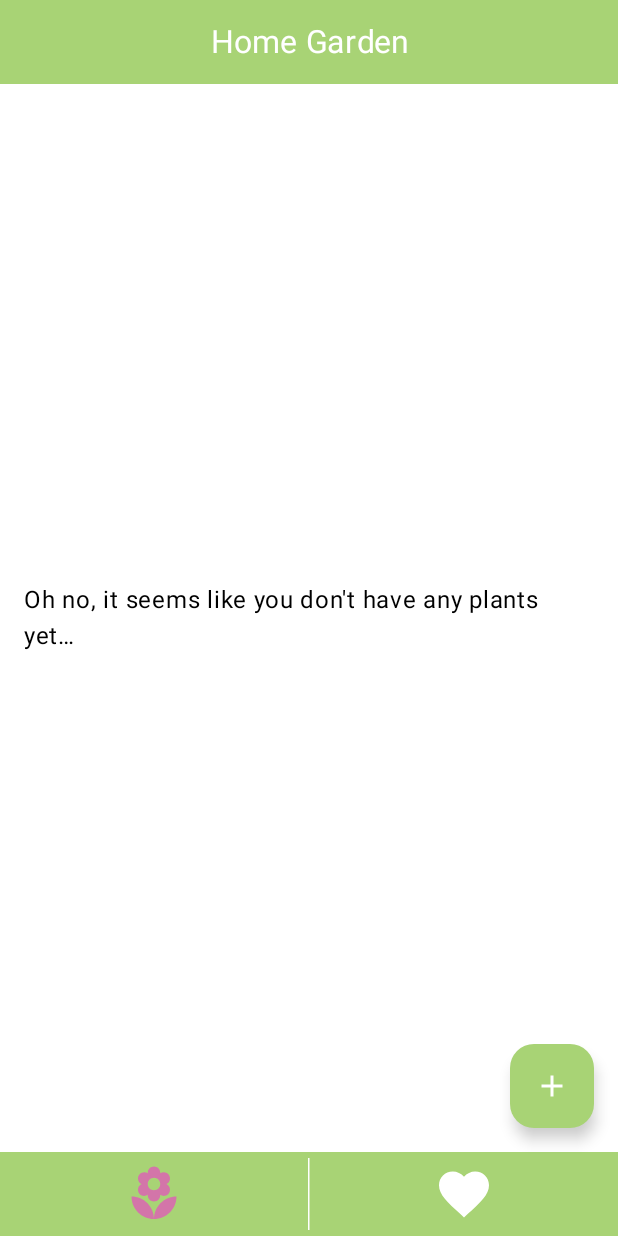
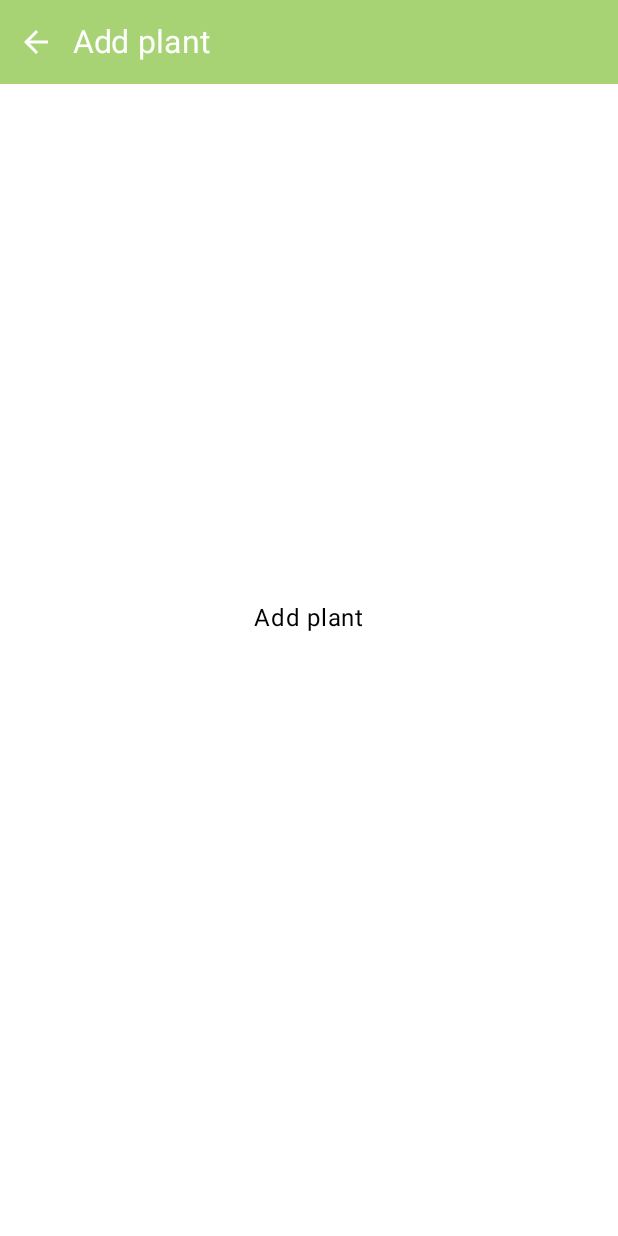
Before and after one commit to k-seb/plants-demo, an Android app built with Jetpack Compose: the screen it shows after launch (MainActivity), after a tap on "Add", on a phone screen of 412 x 824 dp. Run offline under Robolectric (Android 15) with nearby library versions, the light colour scheme and no system bars.

Commit message:
added compose navigation component, declared simple nav graph

```diff
--- a/app/build.gradle.kts
+++ b/app/build.gradle.kts
@@ -69,4 +69,8 @@ dependencies {
 
     //splash screen
     implementation("androidx.core:core-splashscreen:1.0.1")
+
+    //compose navigation
+    implementation ("androidx.navigation:navigation-compose:2.7.7")
+    implementation ("androidx.compose.material:material:1.6.3")
 }
--- a/app/src/main/java/com/seba/plantsorganizer/MainActivity.kt
+++ b/app/src/main/java/com/seba/plantsorganizer/MainActivity.kt
@@ -11,20 +11,24 @@ import androidx.compose.runtime.Composable
 import androidx.compose.ui.Modifier
 import androidx.compose.ui.tooling.preview.Preview
 import androidx.core.splashscreen.SplashScreen.Companion.installSplashScreen
+import androidx.navigation.compose.rememberNavController
 import com.seba.plantsorganizer.ui.screens.MainAppScreen
 import com.seba.plantsorganizer.ui.theme.PlantsOrganizerTheme
 
 class MainActivity : ComponentActivity() {
+
     override fun onCreate(savedInstanceState: Bundle?) {
         installSplashScreen()
         super.onCreate(savedInstanceState)
         setContent {
+            val navController = rememberNavController()
             PlantsOrganizerTheme {
                 // A surface container using the 'background' color from the theme
                 Surface(
                     modifier = Modifier.fillMaxSize(),
                     color = MaterialTheme.colorScheme.background
                 ) {
+                    val nav = rememberNavController()
                     MainAppScreen()
                 }
             }
--- /dev/null
+++ b/app/src/main/java/com/seba/plantsorganizer/ui/components/AddPlantTopBar.kt
@@ -0,0 +1,59 @@
+package com.seba.plantsorganizer.ui.components
+
+import androidx.compose.foundation.background
+import androidx.compose.foundation.layout.Arrangement
+import androidx.compose.foundation.layout.Row
+import androidx.compose.foundation.layout.fillMaxWidth
+import androidx.compose.foundation.layout.height
+import androidx.compose.foundation.layout.statusBarsPadding
+import androidx.compose.foundation.layout.wrapContentHeight
+import androidx.compose.material.icons.Icons
+import androidx.compose.material.icons.automirrored.filled.ArrowBack
+import androidx.compose.material3.Icon
+import androidx.compose.material3.IconButton
+import androidx.compose.material3.Text
+import androidx.compose.runtime.Composable
+import androidx.compose.ui.Alignment
+import androidx.compose.ui.Modifier
+import androidx.compose.ui.res.colorResource
+import androidx.compose.ui.res.dimensionResource
+import androidx.compose.ui.res.stringResource
+import androidx.compose.ui.text.font.FontStyle
+import androidx.compose.ui.text.style.TextAlign
+import androidx.compose.ui.tooling.preview.Preview
+import androidx.compose.ui.unit.sp
+import androidx.navigation.NavHostController
+import androidx.navigation.compose.rememberNavController
+import com.seba.plantsorganizer.R
+
+@Preview(showBackground = true)
+@Composable
+fun AddPlantTopBar(navController: NavHostController = rememberNavController()) {
+    Row(
+        modifier = Modifier
+            .fillMaxWidth()
+            .statusBarsPadding()
+            .height(dimensionResource(id = R.dimen.app_bar_height))
+            .background(color = colorResource(id = R.color.app_main_color))
+            .wrapContentHeight(align = Alignment.CenterVertically),
+        horizontalArrangement = Arrangement.Start, verticalAlignment = Alignment.CenterVertically
+
+    ) {
+        IconButton(onClick = { navController.popBackStack() }) {
+            Icon(
+                Icons.AutoMirrored.Filled.ArrowBack,
+                contentDescription = null,
+                tint = colorResource(
+                    id = R.color.white
+                )
+            )
+        }
+        Text(
+            text = stringResource(id = R.string.add_plant_top_bar_title),
+            textAlign = TextAlign.Center,
+            color = colorResource(id = R.color.white),
+            fontStyle = FontStyle.Normal,
+            fontSize = 21.sp
+        )
+    }
+}
--- a/app/src/main/java/com/seba/plantsorganizer/ui/components/BottomBar.kt
+++ /dev/null
@@ -1,111 +0,0 @@
-package com.seba.plantsorganizer.ui.components
-
-import android.content.Context
-import android.widget.Toast
-import androidx.compose.foundation.Image
-import androidx.compose.foundation.background
-import androidx.compose.foundation.clickable
-import androidx.compose.foundation.layout.Arrangement
-import androidx.compose.foundation.layout.Box
-import androidx.compose.foundation.layout.Row
-import androidx.compose.foundation.layout.fillMaxHeight
-import androidx.compose.foundation.layout.fillMaxSize
-import androidx.compose.foundation.layout.fillMaxWidth
-import androidx.compose.foundation.layout.height
-import androidx.compose.foundation.layout.navigationBarsPadding
-import androidx.compose.foundation.layout.padding
-import androidx.compose.foundation.layout.size
-import androidx.compose.material3.VerticalDivider
-import androidx.compose.runtime.Composable
-import androidx.compose.runtime.getValue
-import androidx.compose.runtime.mutableStateOf
-import androidx.compose.runtime.remember
-import androidx.compose.runtime.setValue
-import androidx.compose.ui.Alignment
-import androidx.compose.ui.Modifier
-import androidx.compose.ui.graphics.ColorFilter
-import androidx.compose.ui.platform.LocalContext
-import androidx.compose.ui.res.colorResource
-import androidx.compose.ui.res.dimensionResource
-import androidx.compose.ui.res.painterResource
-import androidx.compose.ui.res.stringResource
-import androidx.compose.ui.tooling.preview.Preview
-import androidx.compose.ui.unit.dp
-import com.seba.plantsorganizer.R
-
-@Composable
-fun BottomBarItem(
-    modifier: Modifier = Modifier,
-    drawableId: Int,
-    descriptionStringId: Int,
-    isSelected: Boolean,
-) {
-    Box(
-        modifier = modifier.size(dimensionResource(id = R.dimen.app_bar_height))
-    ) {
-        Image(
-            modifier = modifier
-                .fillMaxSize()
-                .padding(8.dp),
-            painter = painterResource(id = drawableId),
-            contentDescription = stringResource(id = descriptionStringId),
-            colorFilter = if (isSelected) ColorFilter.tint(colorResource(id = R.color.tab_selected_color)) else ColorFilter.tint(
-                colorResource(id = R.color.white)
-            )
-        )
-    }
-}
-
-@Preview(showBackground = true)
-@Composable
-fun BottomBar() {
-    val context = LocalContext.current
-    Row(
-        modifier = Modifier
-            .fillMaxWidth()
-            .navigationBarsPadding()
-            .height(dimensionResource(id = R.dimen.app_bar_height))
-            .background(color = colorResource(id = R.color.app_main_color)),
-        horizontalArrangement = Arrangement.SpaceEvenly,
-        verticalAlignment = Alignment.CenterVertically
-    ) {
-        var isPlantsClicked by remember { mutableStateOf(true) }
-        var isFavouritesClicked by remember { mutableStateOf(false) }
-
-        BottomBarItem(
-            modifier = Modifier
-                .weight(1f)
-                .clickable {
-                    isPlantsClicked = true
-                    isFavouritesClicked = false
-                    onTabClicked(context, context.getString(R.string.tab_home))
-                },
-            drawableId = R.drawable.ic_flower,
-            descriptionStringId = R.string.plant_content_description,
-            isSelected = isPlantsClicked,
-        )
-
-        VerticalDivider(
-            color = colorResource(id = R.color.white), thickness = 1.dp, modifier = Modifier
-                .fillMaxHeight()
-                .padding(vertical = 4.dp)
-        )
-
-        BottomBarItem(
-            modifier = Modifier
-                .weight(1f)
-                .clickable {
-                    isPlantsClicked = false
-                    isFavouritesClicked = true
-                    onTabClicked(context, context.getString(R.string.tab_favourites))
-                },
-            drawableId = R.drawable.ic_favourite,
-            descriptionStringId = R.string.favourites_content_description,
-            isSelected = isFavouritesClicked,
-        )
-    }
-}
-
-private fun onTabClicked(context: Context, text: String) {
-    Toast.makeText(context, text, Toast.LENGTH_SHORT).show()
-}
--- /dev/null
+++ b/app/src/main/java/com/seba/plantsorganizer/ui/components/BottomNavigationBar.kt
@@ -0,0 +1,57 @@
+package com.seba.plantsorganizer.ui.components
+
+import androidx.compose.foundation.background
+import androidx.compose.material.BottomNavigation
+import androidx.compose.material.BottomNavigationItem
+import androidx.compose.material.Icon
+import androidx.compose.material.Text
+import androidx.compose.runtime.Composable
+import androidx.compose.runtime.getValue
+import androidx.compose.ui.Modifier
+import androidx.compose.ui.res.colorResource
+import androidx.compose.ui.res.painterResource
+import androidx.compose.ui.res.stringResource
+import androidx.compose.ui.tooling.preview.Preview
+import androidx.navigation.NavDestination.Companion.hierarchy
+import androidx.navigation.NavGraph.Companion.findStartDestination
+import androidx.navigation.NavHostController
+import androidx.navigation.compose.currentBackStackEntryAsState
+import androidx.navigation.compose.rememberNavController
+import com.seba.plantsorganizer.R
+import com.seba.plantsorganizer.ui.screens.Screen
+
+@Preview(showBackground = true)
+@Composable
+fun BottomNavigationBar(navController: NavHostController = rememberNavController()) {
+    val items = listOf(Screen.Home, Screen.FavouritesList)
+
+    BottomNavigation {
+        val navBackStackEntry by navController.currentBackStackEntryAsState()
+        val currentDestination = navBackStackEntry?.destination
+
+        items.forEach { screen ->
+            val selected = currentDestination?.hierarchy?.any { it.route == screen.route } == true
+            BottomNavigationItem(modifier = Modifier.background(colorResource(id = R.color.app_main_color)),
+                label = { Text(stringResource(screen.stringId)) },
+                selected = selected,
+                onClick = {
+                    navController.navigate(screen.route) {
+                        popUpTo(navController.graph.findStartDestination().id) {
+                            saveState = true
+                        }
+                        launchSingleTop = true
+                        restoreState = true
+                    }
+                },
+                icon = {
+                    Icon(
+                        painter = painterResource(screen.drawableId),
+                        contentDescription = stringResource(
+                            id = R.string.plant_content_description
+                        ),
+                        tint = colorResource(id = if (selected) R.color.tab_selected_color else R.color.white)
+                    )
+                })
+        }
+    }
+}
--- /dev/null
+++ b/app/src/main/java/com/seba/plantsorganizer/ui/core/C.kt
@@ -0,0 +1,9 @@
+package com.seba.plantsorganizer.ui.core
+
+class C {
+    companion object {
+        const val HOME_ROUTE = "home"
+        const val FAV_ROUTE = "favouriteslist"
+        const val ADD_PLANT_ROUTE = "addplant"
+    }
+}
--- a/app/src/main/java/com/seba/plantsorganizer/ui/screens/MainAppScreen.kt
+++ b/app/src/main/java/com/seba/plantsorganizer/ui/screens/MainAppScreen.kt
@@ -1,6 +1,5 @@
 package com.seba.plantsorganizer.ui.screens
 
-import android.widget.Toast
 import androidx.compose.foundation.layout.Box
 import androidx.compose.foundation.layout.Column
 import androidx.compose.foundation.layout.fillMaxSize
@@ -12,6 +11,10 @@ import androidx.compose.material3.Icon
 import androidx.compose.material3.Scaffold
 import androidx.compose.material3.Text
 import androidx.compose.runtime.Composable
+import androidx.compose.runtime.getValue
+import androidx.compose.runtime.mutableStateOf
+import androidx.compose.runtime.remember
+import androidx.compose.runtime.setValue
 import androidx.compose.ui.Alignment
 import androidx.compose.ui.Modifier
 import androidx.compose.ui.platform.LocalContext
@@ -19,51 +22,78 @@ import androidx.compose.ui.res.colorResource
 import androidx.compose.ui.res.stringResource
 import androidx.compose.ui.tooling.preview.Preview
 import androidx.compose.ui.unit.dp
+import androidx.navigation.NavHostController
+import androidx.navigation.compose.NavHost
+import androidx.navigation.compose.composable
+import androidx.navigation.compose.rememberNavController
 import com.seba.plantsorganizer.R
-import com.seba.plantsorganizer.ui.components.BottomBar
+import com.seba.plantsorganizer.ui.components.AddPlantTopBar
+import com.seba.plantsorganizer.ui.components.BottomNavigationBar
 import com.seba.plantsorganizer.ui.components.TopBar
+import com.seba.plantsorganizer.ui.core.C
 
 @Preview(showBackground = true)
 @Composable
 fun MainAppScreen() {
     val context = LocalContext.current
+    var route by remember { mutableStateOf(C.HOME_ROUTE) }
+    val navController = rememberNavController()
 
     Scaffold(
-        topBar = { TopBar() },
+        topBar = {
+            if (route == C.ADD_PLANT_ROUTE) {
+                AddPlantTopBar(navController)
+            } else {
+                TopBar()
+            }
+        },
         bottomBar = {
-            BottomBar()
+            NavHost(
+                navController = navController,
+                startDestination = C.HOME_ROUTE,
+            ) {
+                composable(C.HOME_ROUTE) { route = C.HOME_ROUTE }
+                composable(C.FAV_ROUTE) { route = C.FAV_ROUTE }
+                composable(C.ADD_PLANT_ROUTE) { route = C.ADD_PLANT_ROUTE }
+            }
+            if (route != C.ADD_PLANT_ROUTE) {
+                BottomNavigationBar(navController)
+            }
         },
         containerColor = colorResource(id = R.color.white),
-        floatingActionButton = {
-            FloatingActionButton(
-                onClick = {
-                    Toast.makeText(
-                        context,
-                        "you will be redirected to add plant screen soon",
-                        Toast.LENGTH_SHORT
-                    ).show()
-                },
-                containerColor = colorResource(id = R.color.app_main_color)
-            ) {
-                Icon(
-                    Icons.Default.Add,
-                    contentDescription = "Add",
-                    tint = colorResource(id = R.color.white)
-                )
-            }
-        }
+        floatingActionButton = { FloatingButton(navController = navController, route = route) }
     ) { innerPadding ->
         val plantsList = emptyList<String>()
 
         if (plantsList.isEmpty()) {
-            EmptyList()
+            Content(route)
         } else {
-            Column(modifier = Modifier
-                .fillMaxSize()
-                .padding(innerPadding)) {
+            Column(
+                modifier = Modifier
+                    .fillMaxSize()
+                    .padding(innerPadding)
+            ) {
 
             }
-            //TODO list view
+            //TODO lazy list
+        }
+    }
+}
+
+@Composable
+fun FloatingButton(navController: NavHostController, route: String) {
+    if (route != C.ADD_PLANT_ROUTE) {
+        FloatingActionButton(
+            onClick = {
+                navController.navigate(C.ADD_PLANT_ROUTE)
+            },
+            containerColor = colorResource(id = R.color.app_main_color)
+        ) {
+            Icon(
+                Icons.Default.Add,
+                contentDescription = "Add",
+                tint = colorResource(id = R.color.white)
+            )
         }
     }
 }
@@ -78,8 +108,30 @@ fun EmptyList() {
         contentAlignment = Alignment.Center
     ) {
         Text(
-            text = stringResource(id = R.string.empty_list_text),
+            text = stringResource(id = R.string.empty_plants_list_text),
             color = colorResource(id = R.color.black)
         )
     }
 }
+
+@Preview(showBackground = true)
+@Composable
+fun Content(route: String = C.HOME_ROUTE) {
+    Box(
+        modifier = Modifier
+            .padding(16.dp)
+            .fillMaxSize(),
+        contentAlignment = Alignment.Center
+    ) {
+        val text = when (route) {
+            C.HOME_ROUTE -> R.string.empty_plants_list_text
+            C.FAV_ROUTE -> R.string.empty_favourites_list_text
+            C.ADD_PLANT_ROUTE -> R.string.add_plant_top_bar_title
+            else -> R.string.app_name
+        }
+        Text(
+            text = stringResource(text),
+            color = colorResource(id = R.color.black)
+        )
+    }
+}
--- /dev/null
+++ b/app/src/main/java/com/seba/plantsorganizer/ui/screens/Screen.kt
@@ -0,0 +1,16 @@
+package com.seba.plantsorganizer.ui.screens
+
+import androidx.annotation.DrawableRes
+import androidx.annotation.StringRes
+import com.seba.plantsorganizer.R
+import com.seba.plantsorganizer.ui.core.C.Companion.FAV_ROUTE
+import com.seba.plantsorganizer.ui.core.C.Companion.HOME_ROUTE
+
+sealed class Screen(
+    val route: String,
+    @StringRes val stringId: Int,
+    @DrawableRes val drawableId: Int
+) {
+    object Home : Screen(HOME_ROUTE, R.string.tab_home, R.drawable.ic_flower)
+    object FavouritesList : Screen(FAV_ROUTE, R.string.tab_favourites, R.drawable.ic_favourite)
+}
--- a/app/src/main/res/values/strings.xml
+++ b/app/src/main/res/values/strings.xml
@@ -4,8 +4,10 @@
     <string name="tab_home">Plants</string>
     <string name="tab_favourites">Favourites</string>
     <string name="top_bar_title">Home Garden</string>
+    <string name="add_plant_top_bar_title">Add plant</string>
 
-    <string name="empty_list_text">Oh no, it seems like you don\'t have any plants yet…</string>
+    <string name="empty_plants_list_text">Oh no, it seems like you don\'t have any plants yet…</string>
+    <string name="empty_favourites_list_text">You don\'t like your plants? Go and add put heart on some!</string>
 
     <string name="plant_content_description">Plant image</string>
     <string name="favourites_content_description">Heart icon</string>
```
Also changed, not shown: 1 other file.
